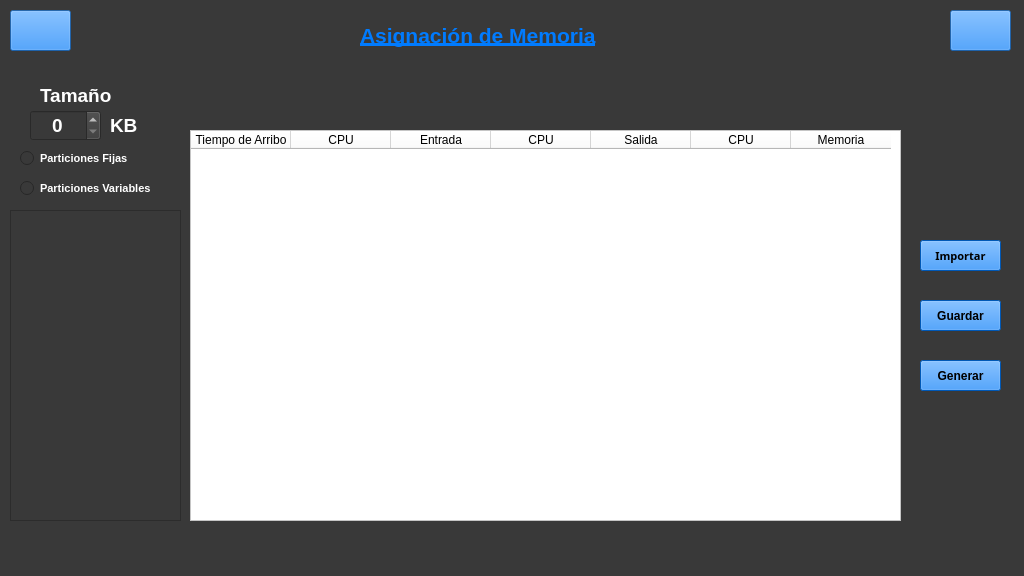
Qt form Form_Memoria.ui (ianv97/SO) before a commit.
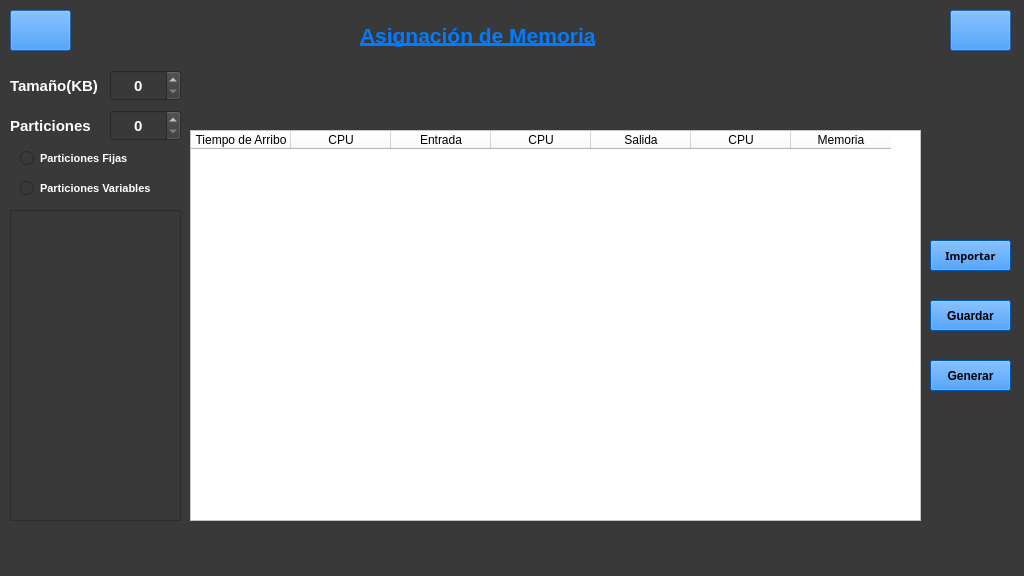
The same form after that commit. Icons and pictures are not drawn.

Patch:
```diff
--- a/Form_Memoria.ui
+++ b/Form_Memoria.ui
@@ -122,7 +122,7 @@
   <widget class="QPushButton" name="pushButton_Importar">
    <property name="geometry">
     <rect>
-     <x>920</x>
+     <x>930</x>
      <y>240</y>
      <width>81</width>
      <height>31</height>
@@ -329,7 +329,7 @@
   <widget class="QPushButton" name="pushButton_Generar">
    <property name="geometry">
     <rect>
-     <x>920</x>
+     <x>930</x>
      <y>360</y>
      <width>81</width>
      <height>31</height>
@@ -358,7 +358,7 @@
   <widget class="QPushButton" name="pushButton_Guardar">
    <property name="geometry">
     <rect>
-     <x>920</x>
+     <x>930</x>
      <y>300</y>
      <width>81</width>
      <height>31</height>
@@ -389,7 +389,7 @@
     <rect>
      <x>190</x>
      <y>130</y>
-     <width>711</width>
+     <width>731</width>
      <height>391</height>
     </rect>
    </property>
@@ -966,7 +966,7 @@
     </rect>
    </property>
   </widget>
-  <widget class="QRadioButton" name="radioButton_FCFS">
+  <widget class="QRadioButton" name="radioButton_PartFijas">
    <property name="geometry">
     <rect>
      <x>20</x>
@@ -994,7 +994,7 @@
     <string>Particiones Fijas</string>
    </property>
   </widget>
-  <widget class="QRadioButton" name="radioButton_FCFS_2">
+  <widget class="QRadioButton" name="radioButton_PartVariables">
    <property name="geometry">
     <rect>
      <x>20</x>
@@ -1022,18 +1022,18 @@
     <string>Particiones Variables</string>
    </property>
   </widget>
-  <widget class="QSpinBox" name="spinBox">
+  <widget class="QSpinBox" name="spinBox_Tamano">
    <property name="geometry">
     <rect>
-     <x>30</x>
-     <y>110</y>
+     <x>110</x>
+     <y>70</y>
      <width>71</width>
      <height>31</height>
     </rect>
    </property>
    <property name="font">
     <font>
-     <pointsize>14</pointsize>
+     <pointsize>11</pointsize>
      <weight>75</weight>
      <bold>true</bold>
     </font>
@@ -1048,18 +1048,18 @@
     <number>9999</number>
    </property>
   </widget>
-  <widget class="QLabel" name="label">
+  <widget class="QLabel" name="label_Tamano">
    <property name="geometry">
     <rect>
-     <x>40</x>
-     <y>80</y>
-     <width>81</width>
+     <x>10</x>
+     <y>70</y>
+     <width>111</width>
      <height>31</height>
     </rect>
    </property>
    <property name="font">
     <font>
-     <pointsize>14</pointsize>
+     <pointsize>11</pointsize>
      <weight>75</weight>
      <bold>true</bold>
     </font>
@@ -1068,21 +1068,47 @@
     <string notr="true">color: rgb(255, 255, 255);</string>
    </property>
    <property name="text">
-    <string>Tamaño</string>
+    <string>Tamaño(KB)</string>
    </property>
   </widget>
-  <widget class="QLabel" name="label_2">
+  <widget class="QSpinBox" name="spinBox_Particiones">
    <property name="geometry">
     <rect>
      <x>110</x>
      <y>110</y>
-     <width>31</width>
+     <width>71</width>
      <height>31</height>
     </rect>
    </property>
    <property name="font">
     <font>
-     <pointsize>14</pointsize>
+     <pointsize>11</pointsize>
+     <weight>75</weight>
+     <bold>true</bold>
+    </font>
+   </property>
+   <property name="styleSheet">
+    <string notr="true">color: rgb(255, 255, 255);</string>
+   </property>
+   <property name="alignment">
+    <set>Qt::AlignCenter</set>
+   </property>
+   <property name="maximum">
+    <number>999</number>
+   </property>
+  </widget>
+  <widget class="QLabel" name="label_Particiones">
+   <property name="geometry">
+    <rect>
+     <x>10</x>
+     <y>110</y>
+     <width>101</width>
+     <height>31</height>
+    </rect>
+   </property>
+   <property name="font">
+    <font>
+     <pointsize>11</pointsize>
      <weight>75</weight>
      <bold>true</bold>
     </font>
@@ -1091,7 +1117,7 @@
     <string notr="true">color: rgb(255, 255, 255);</string>
    </property>
    <property name="text">
-    <string>KB</string>
+    <string>Particiones</string>
    </property>
   </widget>
   <zorder>pushButton_Importar</zorder>
@@ -1102,11 +1128,12 @@
   <zorder>pushButton_Siguiente</zorder>
   <zorder>pushButton_Atras</zorder>
   <zorder>graphicsView</zorder>
-  <zorder>radioButton_FCFS</zorder>
-  <zorder>radioButton_FCFS_2</zorder>
-  <zorder>label</zorder>
-  <zorder>label_2</zorder>
-  <zorder>spinBox</zorder>
+  <zorder>radioButton_PartFijas</zorder>
+  <zorder>radioButton_PartVariables</zorder>
+  <zorder>label_Tamano</zorder>
+  <zorder>spinBox_Tamano</zorder>
+  <zorder>label_Particiones</zorder>
+  <zorder>spinBox_Particiones</zorder>
  </widget>
  <tabstops>
   <tabstop>tableWidget_Procesos</tabstop>
```
